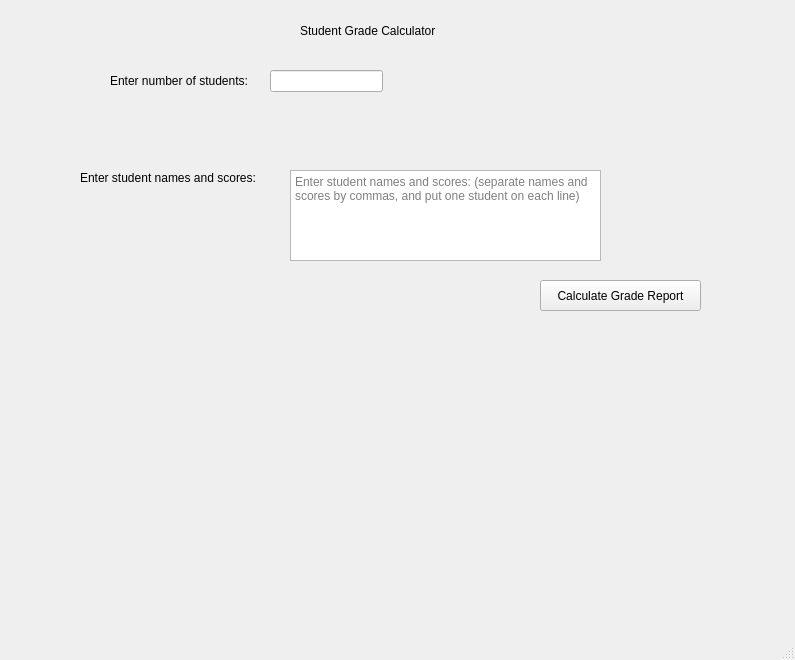
First picture: the form in student_grade_calc_gui_1.ui, repository caedenwebb/Project1, before the edit.
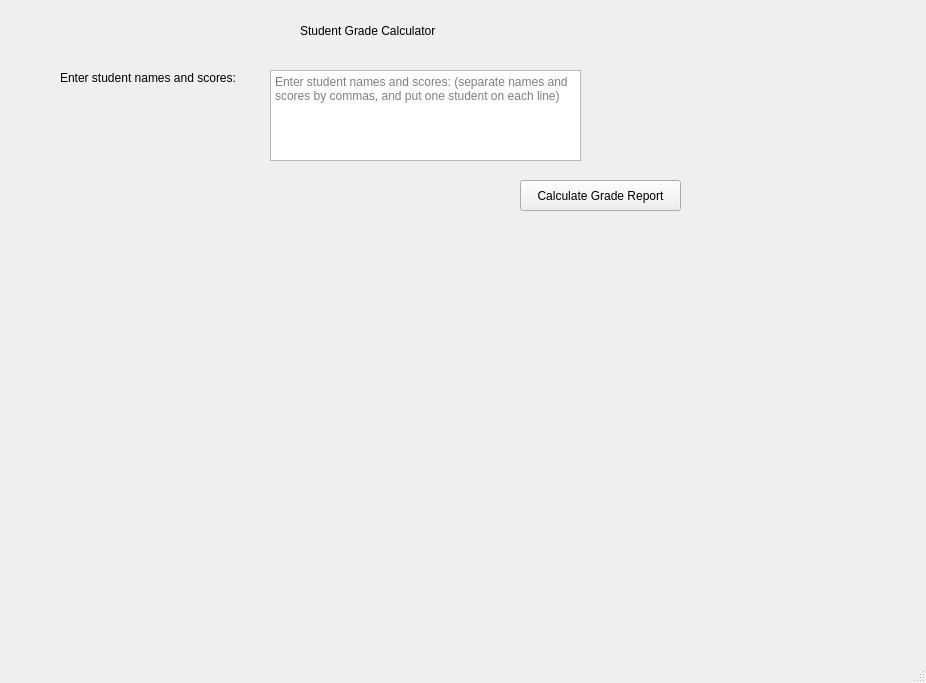
Second picture: the form after the edit.

Commit message: Number of Students feature removed

Diff of the .ui file:
```diff
--- a/student_grade_calc_gui_1.ui
+++ b/student_grade_calc_gui_1.ui
@@ -6,8 +6,8 @@
    <rect>
     <x>0</x>
     <y>0</y>
-    <width>795</width>
-    <height>660</height>
+    <width>926</width>
+    <height>683</height>
    </rect>
   </property>
   <property name="windowTitle">
@@ -27,37 +27,11 @@
      <string>Student Grade Calculator</string>
     </property>
    </widget>
-   <widget class="QLabel" name="label_num_students">
-    <property name="geometry">
-     <rect>
-      <x>110</x>
-      <y>60</y>
-      <width>151</width>
-      <height>41</height>
-     </rect>
-    </property>
-    <property name="text">
-     <string>Enter number of students: </string>
-    </property>
-   </widget>
-   <widget class="QLineEdit" name="num_students">
-    <property name="geometry">
-     <rect>
-      <x>270</x>
-      <y>70</y>
-      <width>113</width>
-      <height>22</height>
-     </rect>
-    </property>
-    <property name="placeholderText">
-     <string/>
-    </property>
-   </widget>
    <widget class="QLabel" name="StudentDataLabel">
     <property name="geometry">
      <rect>
-      <x>80</x>
-      <y>170</y>
+      <x>60</x>
+      <y>70</y>
       <width>191</width>
       <height>16</height>
      </rect>
@@ -69,8 +43,8 @@
    <widget class="QTextEdit" name="StudentData">
     <property name="geometry">
      <rect>
-      <x>290</x>
-      <y>170</y>
+      <x>270</x>
+      <y>70</y>
       <width>311</width>
       <height>91</height>
      </rect>
@@ -82,8 +56,8 @@
    <widget class="QPushButton" name="pushButton">
     <property name="geometry">
      <rect>
-      <x>540</x>
-      <y>280</y>
+      <x>520</x>
+      <y>180</y>
       <width>161</width>
       <height>31</height>
      </rect>
```
Left out of the diff: 4 changed lines with no effect on the pictures. The commit also changes 2 other files.
